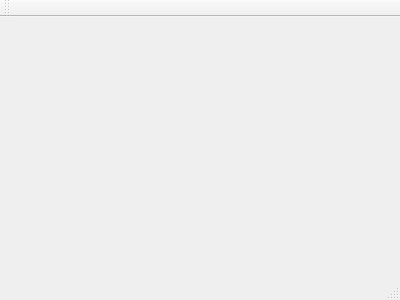
The window that mainwindow.ui (BullenBiss/OOM_Projekt) describes before a commit, drawn with Qt 5.
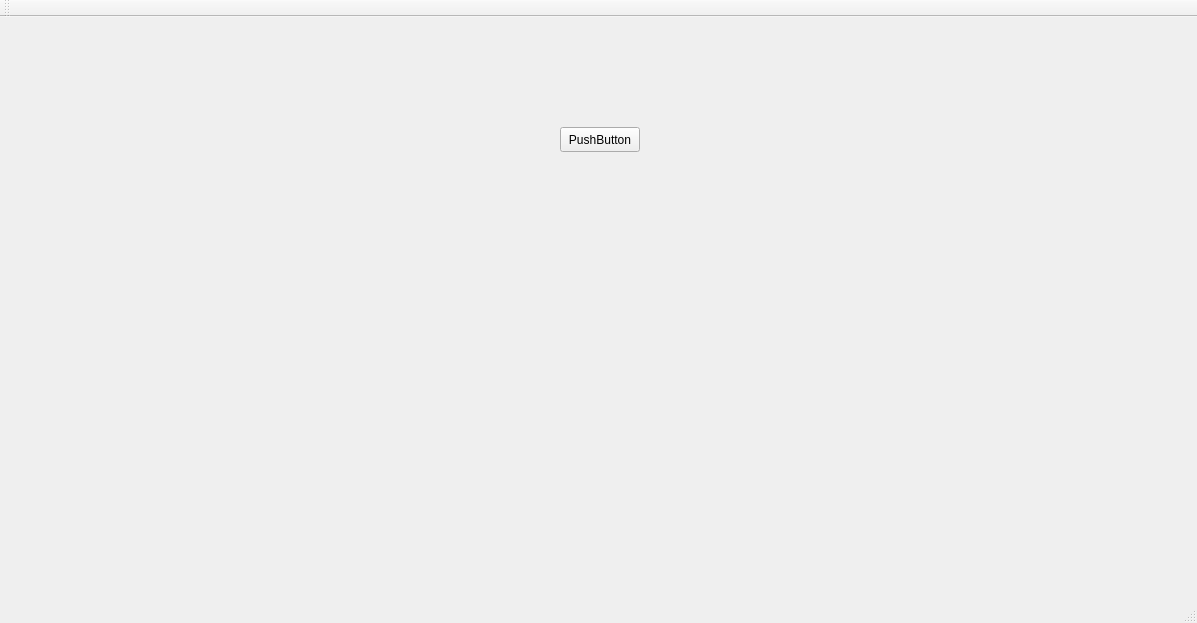
The same window after the commit.

Diff of the .ui file:
```diff
--- a/mainwindow.ui
+++ b/mainwindow.ui
@@ -1,24 +1,53 @@
 <ui version="4.0">
  <class>MainWindow</class>
- <widget class="QMainWindow" name="MainWindow" >
-  <property name="geometry" >
+ <widget class="QMainWindow" name="MainWindow">
+  <property name="geometry">
    <rect>
     <x>0</x>
     <y>0</y>
-    <width>400</width>
-    <height>300</height>
+    <width>1197</width>
+    <height>623</height>
    </rect>
   </property>
   <property name="windowTitle" >
    <string>MainWindow</string>
   </property>
-  <widget class="QMenuBar" name="menuBar" />
-  <widget class="QToolBar" name="mainToolBar" />
-  <widget class="QWidget" name="centralWidget" />
-  <widget class="QStatusBar" name="statusBar" />
+  <widget class="QWidget" name="centralWidget">
+   <widget class="QPushButton" name="pushButton">
+    <property name="geometry">
+     <rect>
+      <x>560</x>
+      <y>110</y>
+      <width>80</width>
+      <height>25</height>
+     </rect>
+    </property>
+    <property name="text">
+     <string>PushButton</string>
+    </property>
+   </widget>
+  </widget>
+  <widget class="QMenuBar" name="menuBar">
+   <property name="geometry">
+    <rect>
+     <x>0</x>
+     <y>0</y>
+     <width>1197</width>
+     <height>25</height>
+    </rect>
+   </property>
+  </widget>
+  <widget class="QToolBar" name="mainToolBar">
+   <attribute name="toolBarArea">
+    <enum>TopToolBarArea</enum>
+   </attribute>
+   <attribute name="toolBarBreak">
+    <bool>false</bool>
+   </attribute>
+  </widget>
+  <widget class="QStatusBar" name="statusBar"/>
  </widget>
- <layoutDefault spacing="6" margin="11" />
- <pixmapfunction></pixmapfunction>
+ <layoutdefault spacing="6" margin="11"/>
  <resources/>
  <connections/>
 </ui>
```
Left out of the diff: 3 changed lines with no effect on the pictures.
